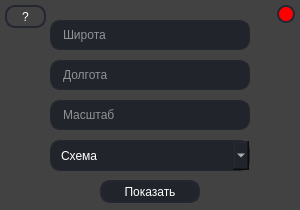
The window that one.ui (AralinIvan/YandexMapApi) describes before a commit, drawn with Qt 5.
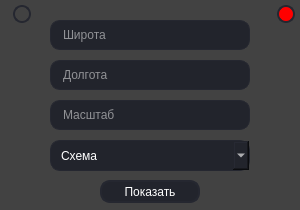
The same window after the commit.

Patch:
```diff
--- a/one.ui
+++ b/one.ui
@@ -167,30 +167,6 @@
      <string>Масштаб</string>
     </property>
    </widget>
-   <widget class="QPushButton" name="pushButton_3">
-    <property name="geometry">
-     <rect>
-      <x>5</x>
-      <y>5</y>
-      <width>41</width>
-      <height>23</height>
-     </rect>
-    </property>
-    <property name="styleSheet">
-     <string notr="true">QPushButton {
-	background-color: rgb(66, 66, 66);
-	border: 2px solid rgb(37, 39, 48);
-	border-radius: 10px;
-	color: #FFF;
-	padding-left: 10px;
-	padding-right: 10px;}
-QPushButton:hover {background-color: rgb(100, 100, 100) }
-QPushButton:hover:pressed {background-color: rgb(150, 150, 150)}</string>
-    </property>
-    <property name="text">
-     <string>?</string>
-    </property>
-   </widget>
    <widget class="QComboBox" name="comboBox">
     <property name="geometry">
      <rect>
@@ -236,6 +212,42 @@
      </property>
     </item>
    </widget>
+   <widget class="QPushButton" name="pushButton_3">
+    <property name="geometry">
+     <rect>
+      <x>13</x>
+      <y>5</y>
+      <width>18</width>
+      <height>18</height>
+     </rect>
+    </property>
+    <property name="font">
+     <font>
+      <family>Arial</family>
+      <pointsize>8</pointsize>
+     </font>
+    </property>
+    <property name="styleSheet">
+     <string notr="true">QPushButton {
+	background-color: rgb(66, 66, 66);
+	border: 2px solid rgb(37, 39, 48);
+	border-radius: 9px;
+	color: #FFF;
+	padding-left: 1px;
+	padding-right: 1px;}
+QPushButton:hover {background-color: rgb(100, 100, 100) }
+QPushButton:hover:pressed {background-color: rgb(150, 150, 150)}</string>
+    </property>
+    <property name="text">
+     <string/>
+    </property>
+    <property name="iconSize">
+     <size>
+      <width>16</width>
+      <height>16</height>
+     </size>
+    </property>
+   </widget>
   </widget>
  </widget>
  <resources/>
```
